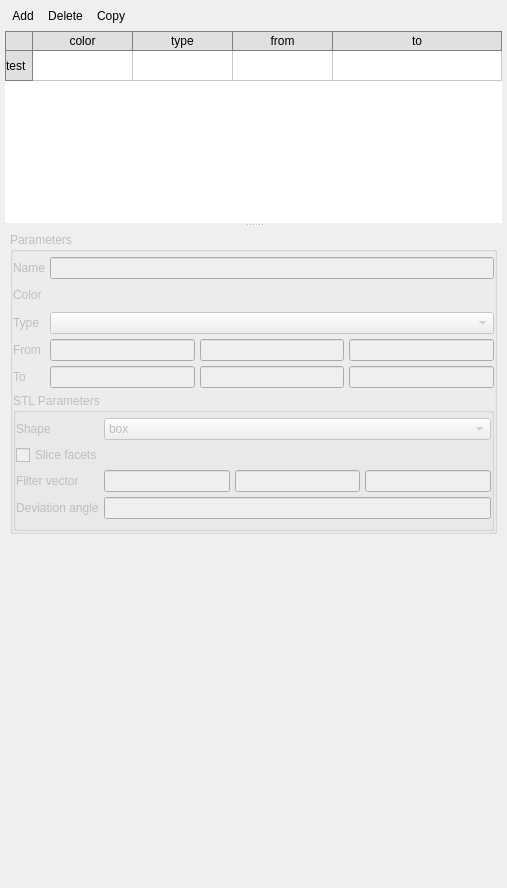
The window that gui/uifiles/regions.ui (truongd8593/mfix) describes before a commit, drawn with Qt 5.
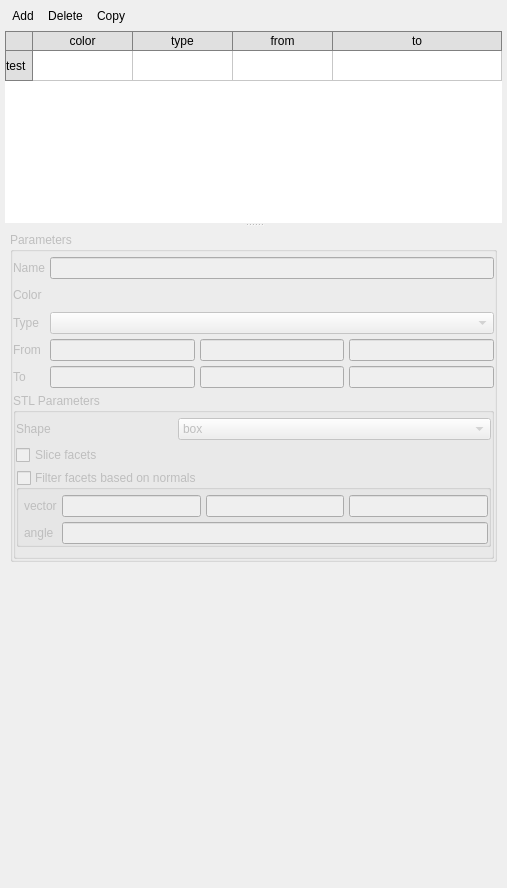
The same window after the commit. Custom widgets are drawn as their Qt base class.

Commit message: save/load/copy stl regions working, fixed ellipsoid transform

What changed in the file:
```diff
--- a/gui/uifiles/regions.ui
+++ b/gui/uifiles/regions.ui
@@ -393,32 +393,84 @@
              <property name="spacing">
               <number>5</number>
              </property>
-             <item row="1" column="0" colspan="4">
+             <item row="2" column="0" colspan="3">
+              <widget class="QGroupBox" name="groupbox_filter_facets">
+               <property name="title">
+                <string>Filter facets based on normals</string>
+               </property>
+               <property name="flat">
+                <bool>true</bool>
+               </property>
+               <property name="checkable">
+                <bool>true</bool>
+               </property>
+               <property name="checked">
+                <bool>false</bool>
+               </property>
+               <layout class="QGridLayout" name="gridLayout_2">
+                <property name="leftMargin">
+                 <number>5</number>
+                </property>
+                <property name="topMargin">
+                 <number>5</number>
+                </property>
+                <property name="rightMargin">
+                 <number>0</number>
+                </property>
+                <property name="bottomMargin">
+                 <number>0</number>
+                </property>
+                <property name="spacing">
+                 <number>5</number>
+                </property>
+                <item row="0" column="0">
+                 <widget class="QLabel" name="label_2">
+                  <property name="sizePolicy">
+                   <sizepolicy hsizetype="Preferred" vsizetype="Fixed">
+                    <horstretch>0</horstretch>
+                    <verstretch>0</verstretch>
+                   </sizepolicy>
+                  </property>
+                  <property name="text">
+                   <string>vector</string>
+                  </property>
+                 </widget>
+                </item>
+                <item row="0" column="3">
+                 <widget class="LineEdit" name="lineedit_filter_z"/>
+                </item>
+                <item row="0" column="1">
+                 <widget class="LineEdit" name="lineedit_filter_x"/>
+                </item>
+                <item row="0" column="2">
+                 <widget class="LineEdit" name="lineedit_filter_y"/>
+                </item>
+                <item row="1" column="0">
+                 <widget class="QLabel" name="label_3">
+                  <property name="sizePolicy">
+                   <sizepolicy hsizetype="Preferred" vsizetype="Fixed">
+                    <horstretch>0</horstretch>
+                    <verstretch>0</verstretch>
+                   </sizepolicy>
+                  </property>
+                  <property name="text">
+                   <string>angle</string>
+                  </property>
+                 </widget>
+                </item>
+                <item row="1" column="1" colspan="3">
+                 <widget class="LineEdit" name="lineedit_deviation_angle"/>
+                </item>
+               </layout>
+              </widget>
+             </item>
+             <item row="1" column="0" colspan="3">
               <widget class="CheckBox" name="checkbox_slice_facets">
                <property name="text">
                 <string>Slice facets</string>
                </property>
               </widget>
              </item>
-             <item row="2" column="1">
-              <widget class="LineEdit" name="lineedit_filter_x"/>
-             </item>
-             <item row="2" column="0">
-              <widget class="QLabel" name="label_2">
-               <property name="sizePolicy">
-                <sizepolicy hsizetype="Preferred" vsizetype="Fixed">
-                 <horstretch>0</horstretch>
-                 <verstretch>0</verstretch>
-                </sizepolicy>
-               </property>
-               <property name="text">
-                <string>Filter vector</string>
-               </property>
-              </widget>
-             </item>
-             <item row="2" column="3">
-              <widget class="LineEdit" name="lineedit_filter_z"/>
-             </item>
              <item row="0" column="0">
               <widget class="QLabel" name="label">
                <property name="sizePolicy">
@@ -432,7 +484,7 @@
                </property>
               </widget>
              </item>
-             <item row="0" column="1" colspan="3">
+             <item row="0" column="1" colspan="2">
               <widget class="ComboBox" name="combobox_stl_shape">
                <item>
                 <property name="text">
@@ -446,25 +498,6 @@
                </item>
               </widget>
              </item>
-             <item row="2" column="2">
-              <widget class="LineEdit" name="lineedit_filter_y"/>
-             </item>
-             <item row="3" column="0">
-              <widget class="QLabel" name="label_3">
-               <property name="sizePolicy">
-                <sizepolicy hsizetype="Preferred" vsizetype="Fixed">
-                 <horstretch>0</horstretch>
-                 <verstretch>0</verstretch>
-                </sizepolicy>
-               </property>
-               <property name="text">
-                <string>Deviation angle</string>
-               </property>
-              </widget>
-             </item>
-             <item row="3" column="1" colspan="3">
-              <widget class="LineEdit" name="lineedit_deviation_angle"/>
-             </item>
             </layout>
            </widget>
           </item>
@@ -494,6 +527,11 @@
   </layout>
  </widget>
  <customwidgets>
+  <customwidget>
+   <class>LineEdit</class>
+   <extends>QLineEdit</extends>
+   <header>widgets/base</header>
+  </customwidget>
   <customwidget>
    <class>CheckBox</class>
    <extends>QCheckBox</extends>
@@ -504,11 +542,6 @@
    <extends>QComboBox</extends>
    <header>widgets/base</header>
   </customwidget>
-  <customwidget>
-   <class>LineEdit</class>
-   <extends>QLineEdit</extends>
-   <header>widgets/base</header>
-  </customwidget>
   <customwidget>
    <class>Table</class>
    <extends>QTableWidget</extends>
```
Left out of the diff: 4 changed lines with no effect on the pictures. The commit also changes 3 other files.
